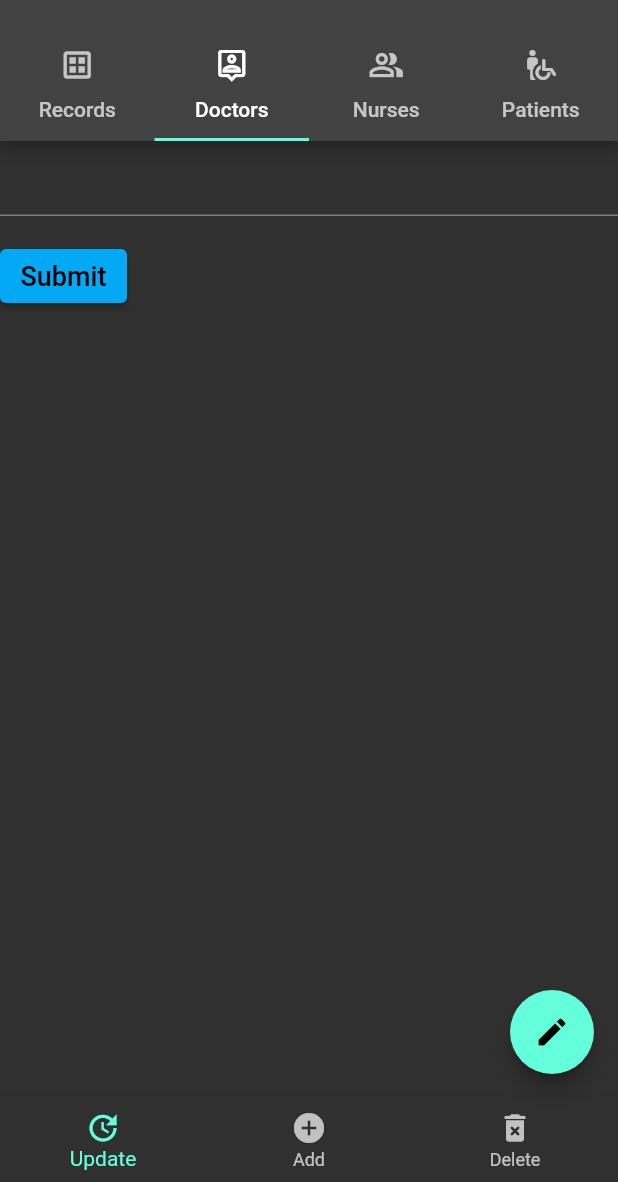
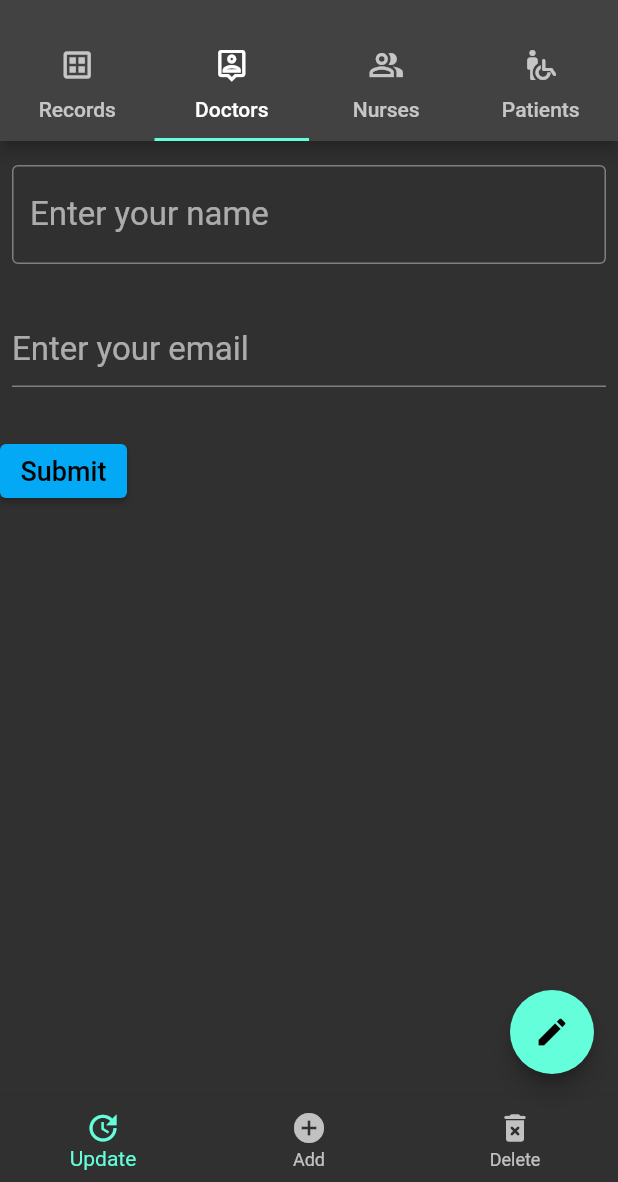
Before and after one commit to Code-Zero-Pvt-Ltd/medical_recorder, a Flutter app: the screen it shows after launch, tab 2 chosen, on a phone screen of 412 x 824 dp, the part 54-1236 px from its top. Run offline on Flutter 3.47's test engine with Material 2 defaults, Android fonts, the phone set to English and light mode, and no system bars.

Commit message:
TextField added for username

```diff
--- a/lib/add_doctor_form.dart
+++ b/lib/add_doctor_form.dart
@@ -17,7 +17,22 @@ class _AddDoctorFormState extends State<AddDoctorForm> {
       child: Column(
         crossAxisAlignment: CrossAxisAlignment.start,
         children: <Widget>[
-          TextFormField(
+          const Padding(
+            padding: EdgeInsets.symmetric(horizontal: 8, vertical: 16),
+            child: TextField(
+              decoration: InputDecoration(
+                border: OutlineInputBorder(),
+                hintText: 'Enter your name',
+              ),
+            ),
+          ),
+          Padding(
+            padding: const EdgeInsets.symmetric(horizontal: 8, vertical: 16),
+            child: TextFormField(
+              decoration: const InputDecoration(
+                border: UnderlineInputBorder(),
+                hintText: 'Enter your email',
+              ),
               validator: (value) {
                 if (value == null || value.isEmpty) {
                   return 'Please enter some text';
@@ -25,7 +40,9 @@ class _AddDoctorFormState extends State<AddDoctorForm> {
                 return null;
               },
             ),
-          Padding(padding: const EdgeInsets.symmetric(vertical: 16.0),
+          ),
+          Padding(
+            padding: const EdgeInsets.symmetric(vertical: 16.0),
             child: ElevatedButton(
               onPressed: () {
                 if (_formKey.currentState!.validate()) {
--- a/lib/main.dart
+++ b/lib/main.dart
@@ -86,7 +86,7 @@ class _MainActivityState extends State<MainActivity> {
           body: const TabBarView(
             children: [
               Icon(Icons.dataset_outlined),
-              AddDoctorForm(),
+              const AddDoctorForm(),
               Icon(Icons.people_alt_outlined),
               Icon(Icons.wheelchair_pickup_rounded),
             ],
```
Lines whose indentation alone changed are shown as unchanged.
